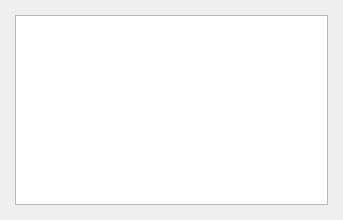
Old version of the form src/ControlStiParamPlugin/ControlStiParam/CDataMonitorWnd.ui in the repository IPX-192/controlStiParam.
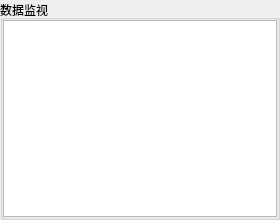
New version of the form. Custom widgets are drawn as their Qt base class.

Patch:
```diff
--- a/src/ControlStiParamPlugin/ControlStiParam/CDataMonitorWnd.ui
+++ b/src/ControlStiParamPlugin/ControlStiParam/CDataMonitorWnd.ui
@@ -6,7 +6,7 @@
    <rect>
     <x>0</x>
     <y>0</y>
-    <width>343</width>
+    <width>280</width>
     <height>220</height>
    </rect>
   </property>
@@ -33,28 +33,55 @@
   </property>
   <layout class="QGridLayout" name="gridLayout">
    <property name="leftMargin">
-    <number>15</number>
+    <number>0</number>
    </property>
    <property name="topMargin">
-    <number>15</number>
+    <number>0</number>
    </property>
    <property name="rightMargin">
-    <number>15</number>
+    <number>0</number>
    </property>
    <property name="bottomMargin">
-    <number>15</number>
+    <number>0</number>
+   </property>
+   <property name="spacing">
+    <number>0</number>
+   </property>
+   <item row="0" column="0">
+    <widget class="QGroupBox" name="groupBox">
+     <property name="title">
+      <string>数据监视</string>
+     </property>
+     <layout class="QGridLayout" name="gridLayout_2">
+      <property name="leftMargin">
+       <number>0</number>
+      </property>
+      <property name="topMargin">
+       <number>0</number>
+      </property>
+      <property name="rightMargin">
+       <number>0</number>
+      </property>
+      <property name="bottomMargin">
+       <number>0</number>
+      </property>
+      <property name="horizontalSpacing">
+       <number>0</number>
    </property>
    <item row="0" column="0">
     <widget class="CDataMonitorPanel" name="dataMonitorTableView">
      <property name="maximumSize">
       <size>
        <width>16777215</width>
-       <height>195</height>
+          <height>220</height>
       </size>
      </property>
      <property name="verticalScrollBarPolicy">
       <enum>Qt::ScrollBarAlwaysOff</enum>
      </property>
+       </widget>
+      </item>
+     </layout>
     </widget>
    </item>
   </layout>
```
Lines whose indentation alone changed are shown as unchanged.
